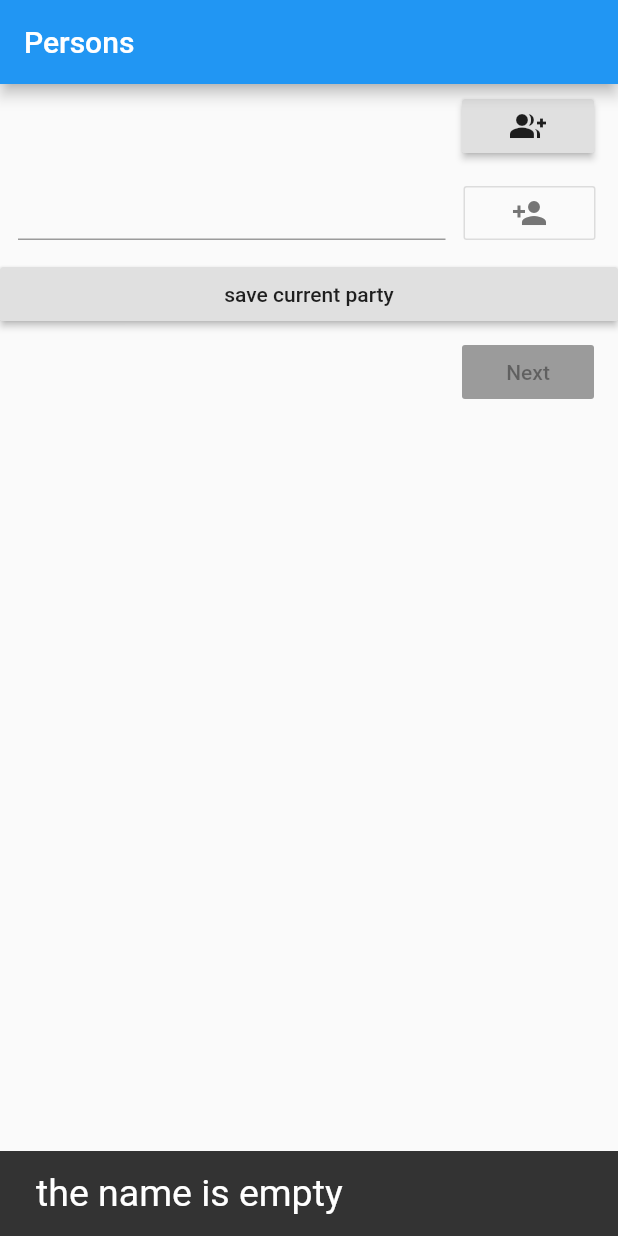
After one commit to ShalevNehorai/mealPaymantCulculator, a Flutter app: the screen it shows after launch, after a tap on the "person add" icon, on a phone screen of 412 x 824 dp. The commit adds this screen. Run offline on Flutter 3.47's test engine with Material 2 defaults, Android fonts, the phone set to English and light mode, and no system bars; our stand-ins replace fluttertoast, sqflite; accounts and stored records are empty.

Commit message:
change to pages and make person page

```diff
--- a/lib/dialogs/choose_group_dialog.dart
+++ b/lib/dialogs/choose_group_dialog.dart
@@ -23,7 +23,7 @@ class _ChooseGroupDialogState extends State<ChooseGroupDialog> {
       context: context,
       builder: (context) {
         return AlertDialog(
-          title: Text('are you sure you wont to delete ${groupModel.name}?', style: TextStyle(
+          title: Text('are you sure you want to delete ${groupModel.name}?', style: TextStyle(
             fontSize: 22.0,
           ),),
           content: Text('this will remove the group ${groupModel.name} from the list'),
--- a/lib/main.dart
+++ b/lib/main.dart
@@ -6,6 +6,9 @@ import 'package:meal_payment_culculator/dialogs/choose_group_dialog.dart';
 import 'package:meal_payment_culculator/dialogs/input_text_dialog.dart';
 import 'package:meal_payment_culculator/diner_row.dart';
 import 'package:meal_payment_culculator/meal_row.dart';
+import 'package:meal_payment_culculator/pages/meals_page.dart';
+import 'package:meal_payment_culculator/pages/persons_page.dart';
+import 'package:meal_payment_culculator/pages/summry_page.dart';
 import 'package:meal_payment_culculator/person.dart';
 import 'package:meal_payment_culculator/meal.dart';
 
@@ -42,7 +45,7 @@ class AppState extends State<Home>{
       showDialog(
         context: navigatorKey.currentState.overlay.context,
         barrierDismissible: true,
-        builder: (context) => TextDiglod(
+        builder: (context) => TextInputDiglod(
           title: 'Enter group name',
           validitiCheck: (value) async {
             if(value.isEmpty){
@@ -141,6 +144,7 @@ class AppState extends State<Home>{
               double tip = double.tryParse(tECTipPersentage.text);
               return DinerRow(
                 diner: diner,
+                editName: (){},
                 tipPersentage: tip != null  ? double.parse(tECTipPersentage.text):0.0,
                 delete: (){
                   setState(() {
@@ -339,7 +343,7 @@ class AppState extends State<Home>{
 
   @override
   Widget build(BuildContext context) {
-    return MaterialApp(
+    /*return MaterialApp(
       navigatorKey: navigatorKey,
       debugShowCheckedModeBanner: true,
       title: appName,
@@ -363,6 +367,15 @@ class AppState extends State<Home>{
           ),
         ),
       ),
+    );*/
+    return MaterialApp(
+      navigatorKey: navigatorKey,
+      initialRoute: '/persons',
+      routes: {
+        '/persons': (context) => PersonsPage(),
+        '/meals': (context) => MealsPage(),
+        '/summry': (context) => SummryPage()
+      },
     );
   }
 
--- /dev/null
+++ b/lib/pages/persons_page.dart
@@ -0,0 +1,242 @@
+import 'package:flutter/material.dart';
+import 'package:fluttertoast/fluttertoast.dart';
+import 'package:meal_payment_culculator/database_helper.dart';
+import 'package:meal_payment_culculator/dialogs/choose_group_dialog.dart';
+import 'package:meal_payment_culculator/dialogs/input_text_dialog.dart';
+import 'package:meal_payment_culculator/diner_row.dart';
+import 'package:meal_payment_culculator/person.dart';
+
+class PersonsPage extends StatefulWidget {
+  @override
+  _PersonsPageState createState() => _PersonsPageState();
+}
+
+class _PersonsPageState extends State<PersonsPage> {
+  final GlobalKey<ScaffoldState> _scaffoldKey = new GlobalKey<ScaffoldState>();
+
+  FocusNode focusNode = FocusNode();
+  final tECDinerName = TextEditingController();
+
+  final _diners = <Person>[];
+
+  @override
+  void initState() {
+    super.initState();
+  }
+
+  @override
+  void dispose() {
+    tECDinerName.dispose();
+    super.dispose();
+  }
+
+  bool isPersonExists(String name){
+    for (var person in _diners) {
+      if(person.name == name){
+        return true;
+      }
+    }
+    return false;
+  }
+
+  _saveCurrentGroup() async{
+    DatabaseHelper helper = DatabaseHelper.instance;
+    if (_diners.length > 1) {
+      showDialog(
+        context: context,
+        barrierDismissible: false,
+        builder: (context) => TextInputDiglod(
+          title: 'Enter group name',
+          validitiCheck: (value) async {
+            if(value.isEmpty){
+              return 'please enter text';
+            }
+            bool isExsist = await helper.isGroupNameExisted(value);
+            if(isExsist){
+              return 'the name is already taken';
+            }
+            return null;
+          }
+        ),
+      ).then((value) async {
+        if(value != null){
+          GroupModel groupModel = GroupModel();
+          groupModel.name = value;
+          groupModel.members = _diners.map((e) => e.name).toList();
+          try {
+            int id = await helper.insert(groupModel);
+            print('inserted row: $id');
+          } catch (e) {
+            print(e.toString());
+          }
+        }
+        else print('group name dialog has canceled');
+      });
+    }
+    else{
+      Fluttertoast.showToast(
+        msg: 'there need to be at list 2 diners',
+        fontSize: 25.0,
+      );
+    }
+  }
+
+  @override
+  Widget build(BuildContext context) {
+    return Scaffold(
+      key: _scaffoldKey,
+      appBar: AppBar(
+        title: Text('Persons'),
+      ),
+      body: Column(
+        children: <Widget>[
+          Padding(
+            padding: const EdgeInsets.symmetric(horizontal: 16.0, vertical: 4.0),
+            child: Align(
+              alignment: Alignment.centerRight,
+              child: RaisedButton(
+                child: Icon(Icons.group_add),
+                onPressed: () async {
+                showDialog(
+                  context: context,
+                  builder: (context) => ChooseGroupDialog(),
+                ).then((value) {
+                    if(value != null){
+                      print(value);
+                      setState(() {
+                        for (var member in value.members) {
+                          Person diner = Person(member.toString());
+                          if(!isPersonExists(diner.name)){
+                            _diners.add(diner);
+                          }
+                        }
+                      });
+                    }
+                    focusNode.unfocus();
+                  });
+                }
+              ),
+            ),
+          ),
+          Flexible(
+            child: ListView(
+              shrinkWrap: true,
+              children: <Widget>[
+                ListView.builder(
+                  physics: ClampingScrollPhysics(),
+                  shrinkWrap: true,
+                  itemCount: _diners.length,
+                  itemBuilder: (context, i){
+                    final diner = _diners[i];
+                    return DinerRow(
+                      diner: diner,
+                      editName: () {
+                        showDialog(
+                          context: context,
+                          builder: (context) {
+                            return TextInputDiglod(
+                              title: 'Edit the name',
+                              initialText: diner.name,
+                              validitiCheck: (value){
+                                if(value.isEmpty){
+                                  return 'please enter text';
+                                }
+                                if(isPersonExists(value) && value != diner.name){
+                                  return 'name already exists';
+                                }
+                                return null;
+                              },
+                            );
+                          },
+                        ).then((value) {
+                          if(value != null){
+                            setState((){
+                              diner.name = value;
+                            });
+                          }
+                        });
+                      },
+                      delete: (){
+                        setState(() {
+                          _diners.removeAt(i);
+                        });
+                      },
+                    );
+                  },
+                ),
+                Row(
+                  children: <Widget>[
+                    Flexible(
+                      flex: 3,
+                      child: Padding(
+                        padding: const EdgeInsets.only(right: 12.0, left: 12.0, bottom: 12.0),
+                        child: TextField(
+                          autofocus: false,
+                          focusNode: focusNode,
+                          controller: tECDinerName,
+                        ),
+                      ),
+                    ),
+                    Flexible(
+                      flex: 1,
+                      child: OutlineButton(
+                        splashColor: Colors.cyan,
+                        child: Icon(
+                          Icons.person_add,
+                          color: Colors.grey[600],
+                        ),
+                        onPressed: () {
+                          String name = tECDinerName.text.trim();
+                          if (name.isNotEmpty) {
+                            if(!isPersonExists(name)){
+                              setState(() {
+                                _diners.add(new Person(name));
+                                tECDinerName.clear();
+                              });
+                            }
+                            else{
+                              _scaffoldKey.currentState.showSnackBar(SnackBar(
+                                content: Text('name already exists', style: TextStyle(
+                                  fontSize: 25.0,
+                                ),),
+                              ));
+                            }
+                          }
+                          else{
+                            _scaffoldKey.currentState.showSnackBar(SnackBar(
+                              content: Text('the name is empty', style: TextStyle(
+                                fontSize: 25.0,
+                              ),),
+                            ));
+                          }
+                        },
+                      ),
+                    ),
+                  ],
+                ),
+                RaisedButton(
+                  onPressed: () {
+                    _saveCurrentGroup();
+                  },
+                  child: Text('save current party'),
+                ),
+              ],
+            ),
+          ),
+          Padding(
+            padding: const EdgeInsets.symmetric(horizontal: 16.0, vertical: 4.0),
+            child: Align(
+              alignment: Alignment.bottomRight,
+              child: RaisedButton(
+                onPressed: _diners.isEmpty? null : () {
+                  Navigator.pushNamed(context, '/meals');
+                },
+                child: Text('Next'),
+              ),
+            ),
+          ),
+        ],
+      ),
+    );
+  }
+}
```
Also changed, not shown: lib/dialogs/input_text_dialog.dart (+7 -5 lines), lib/diner_row.dart (+26 -9 lines), lib/pages/meals_page.dart (added, +23 -0 lines), lib/pages/summry_page.dart (added, +17 -0 lines).
